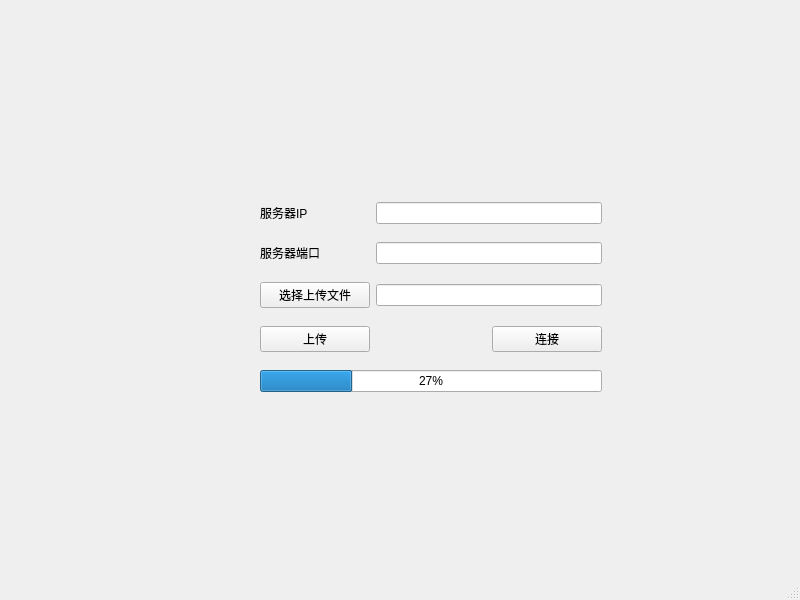
First picture: the form in FileClient/fileclient.ui, repository HectorJiang/CPP, before the edit.
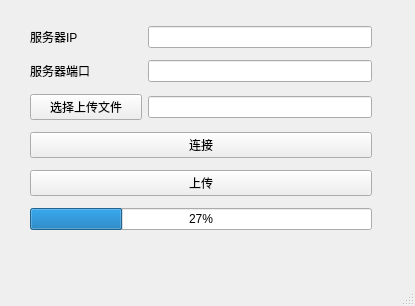
Second picture: the form after the edit.

Commit message: update(Server and Client):update basic ui

Diff of the .ui file:
```diff
--- a/FileClient/fileclient.ui
+++ b/FileClient/fileclient.ui
@@ -6,8 +6,8 @@
    <rect>
     <x>0</x>
     <y>0</y>
-    <width>800</width>
-    <height>600</height>
+    <width>415</width>
+    <height>306</height>
    </rect>
   </property>
   <property name="windowTitle">
@@ -17,22 +17,22 @@
    <widget class="QWidget" name="layoutWidget">
     <property name="geometry">
      <rect>
-      <x>260</x>
-      <y>190</y>
+      <x>30</x>
+      <y>20</y>
       <width>342</width>
       <height>217</height>
      </rect>
     </property>
     <layout class="QGridLayout" name="gridLayout">
-     <item row="1" column="0">
-      <widget class="QLabel" name="label_2">
+     <item row="2" column="0">
+      <widget class="QPushButton" name="m_pBtnSelectFile">
        <property name="text">
-        <string>服务器端口</string>
+        <string>选择上传文件</string>
        </property>
       </widget>
      </item>
-     <item row="4" column="0" colspan="3">
-      <widget class="QProgressBar" name="progressBar">
+     <item row="5" column="0" colspan="3">
+      <widget class="QProgressBar" name="m_pProgressBar">
        <property name="maximum">
         <number>100</number>
        </property>
@@ -42,27 +42,27 @@
       </widget>
      </item>
      <item row="1" column="1" colspan="2">
-      <widget class="QLineEdit" name="lineEdit_2"/>
-     </item>
-     <item row="3" column="2">
-      <widget class="QPushButton" name="pushButton">
-       <property name="text">
-        <string>连接</string>
-       </property>
-      </widget>
+      <widget class="QLineEdit" name="m_pLeServerPort"/>
      </item>
      <item row="0" column="1" colspan="2">
       <widget class="QLineEdit" name="lineEdit"/>
      </item>
-     <item row="2" column="0">
-      <widget class="QPushButton" name="m_pBtnSelectFile">
+     <item row="3" column="0" colspan="3">
+      <widget class="QPushButton" name="m_pBtnConnect">
        <property name="text">
-        <string>选择上传文件</string>
+        <string>连接</string>
        </property>
       </widget>
      </item>
      <item row="2" column="1" colspan="2">
-      <widget class="QLineEdit" name="lineEdit_3"/>
+      <widget class="QLineEdit" name="m_pLeFile"/>
+     </item>
+     <item row="1" column="0">
+      <widget class="QLabel" name="m_pLbServerPort">
+       <property name="text">
+        <string>服务器端口</string>
+       </property>
+      </widget>
      </item>
      <item row="0" column="0">
       <widget class="QLabel" name="label">
@@ -71,7 +71,7 @@
        </property>
       </widget>
      </item>
-     <item row="3" column="0">
+     <item row="4" column="0" colspan="3">
       <widget class="QPushButton" name="m_pBtnSendFile">
        <property name="text">
         <string>上传</string>
```
Left out of the diff: 6 changed lines with no effect on the pictures. The commit also changes 6 other files.
